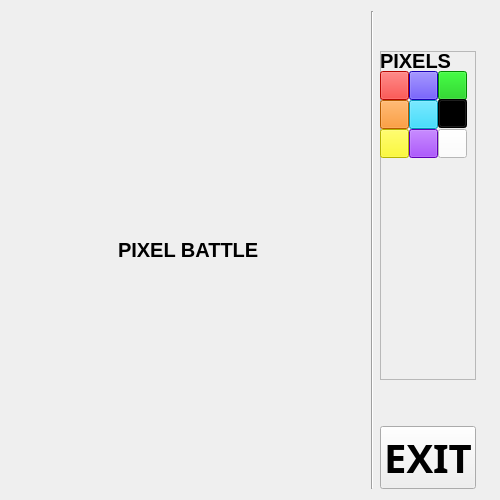
Qt form client/design/game.ui (RafaelKhammadeev/SemesterWorkExtremePixelBattle) before a commit.
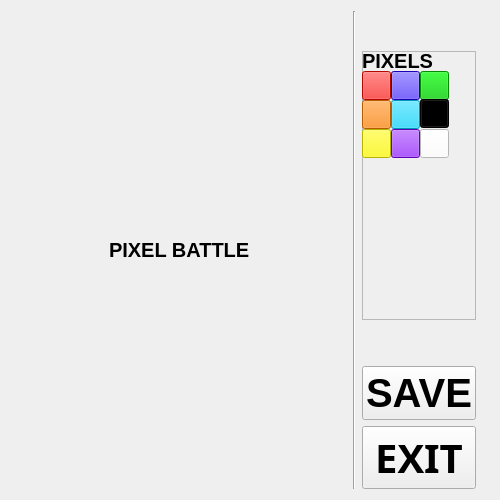
The same form after that commit.

Patch:
```diff
--- a/client/design/game.ui
+++ b/client/design/game.ui
@@ -40,6 +40,7 @@
        <property name="font">
         <font>
          <pointsize>15</pointsize>
+         <weight>75</weight>
          <bold>true</bold>
          <stylestrategy>PreferDefault</stylestrategy>
         </font>
@@ -210,6 +211,7 @@
         <property name="font">
          <font>
           <pointsize>15</pointsize>
+          <weight>75</weight>
           <bold>true</bold>
          </font>
         </property>
@@ -367,12 +369,27 @@
        </property>
       </spacer>
      </item>
+     <item>
+      <widget class="QPushButton" name="pushButton">
+       <property name="font">
+        <font>
+         <pointsize>30</pointsize>
+         <weight>75</weight>
+         <bold>true</bold>
+        </font>
+       </property>
+       <property name="text">
+        <string>SAVE</string>
+       </property>
+      </widget>
+     </item>
      <item>
       <widget class="QPushButton" name="btn_exit">
        <property name="font">
         <font>
          <family>Montserrat</family>
          <pointsize>30</pointsize>
+         <weight>75</weight>
          <bold>true</bold>
         </font>
        </property>
```
